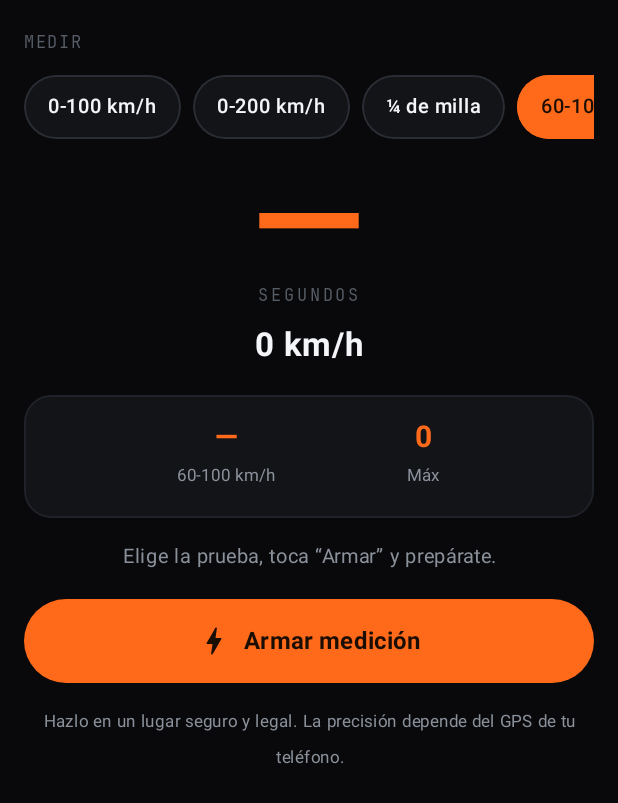
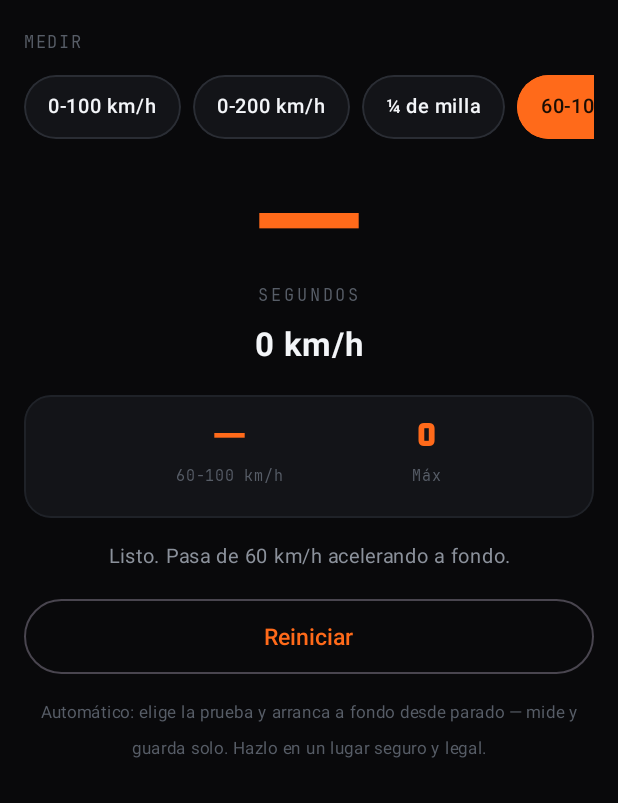
Before and after one commit to diegomtz0012/APEX-android, an Android app built with Jetpack Compose: the composable MedirScreen shown on its own in the app's theme, after a tap on "60-100 km/h", on a phone screen of 412 x 824 dp. Shown: the top 803 px of the screen. Run offline under Robolectric (Android 15) with nearby library versions, the phone set to English and light mode, and no system bars; pictures from the network do not load; 1 statement that could not run was skipped; 3 other taps on this screen came first.

Commit message:
Medir automatico (sin armar) + fix encimado de datos (ApexCard ahora apila en columna)
Co-Authored-By: Claude Opus 4.8 <noreply@anthropic.com>
Claude-Session: https://claude.ai/code/session_01T18hD16fYxsUAZ44fKpiN1

```diff
--- a/apex-android/app/src/main/java/com/apex/app/ui/MeasureViewModel.kt
+++ b/apex-android/app/src/main/java/com/apex/app/ui/MeasureViewModel.kt
@@ -74,12 +74,20 @@ class MeasureViewModel(
     }
 
     fun selectTest(test: TestType) {
-        if (_ui.value.phase == MeasurePhase.IDLE || _ui.value.phase == MeasurePhase.FINISHED) {
+        if (_ui.value.phase == MeasurePhase.RUNNING) return // no cambiar a media corrida
+        resetInternal()
+        if (autoMode) {
+            _ui.value = MeasureUiState(phase = MeasurePhase.ARMED, test = test, message = armHint(test))
+            startCollecting()
+        } else {
             _ui.value = MeasureUiState(test = test)
         }
     }
 
-    fun arm() {
+    private var autoMode = false
+
+    /** Modo automático: queda escuchando y mide SOLO al arrancar (sin tocar nada). */
+    fun armAuto() {
         if (!speedProvider.hasLocationPermission()) {
             _ui.value = _ui.value.copy(message = "Falta el permiso de ubicación (GPS).")
             return
@@ -88,20 +96,37 @@ class MeasureViewModel(
             _ui.value = _ui.value.copy(message = "Activa el GPS (ubicación) del teléfono.")
             return
         }
+        // Si ya está escuchando o corriendo, no reinicies.
+        if (autoMode && (_ui.value.phase == MeasurePhase.ARMED || _ui.value.phase == MeasurePhase.RUNNING)) return
+        autoMode = true
         val test = _ui.value.test
         resetInternal()
-        val hint = if (test.fromStandstill) "Acelera a fondo desde parado."
-        else "Alcanza ${test.startKmh.toInt()} km/h y acelera a fondo."
-        _ui.value = MeasureUiState(phase = MeasurePhase.ARMED, test = test, message = hint)
+        _ui.value = MeasureUiState(phase = MeasurePhase.ARMED, test = test, message = armHint(test))
         startCollecting()
     }
+
+    /** Se llama al salir de la pantalla: apaga el GPS para no gastar batería. */
+    fun stopAuto() {
+        autoMode = false
+        collectJob?.cancel()
+        tickJob?.cancel()
+    }
+
+    private fun armHint(test: TestType): String =
+        if (test.fromStandstill) "Listo. Acelera a fondo desde parado."
+        else "Listo. Pasa de ${test.startKmh.toInt()} km/h acelerando a fondo."
 
     fun reset() {
         collectJob?.cancel()
         tickJob?.cancel()
         val test = _ui.value.test
         resetInternal()
+        if (autoMode) {
+            _ui.value = MeasureUiState(phase = MeasurePhase.ARMED, test = test, message = armHint(test))
+            startCollecting()
+        } else {
             _ui.value = MeasureUiState(test = test)
+        }
     }
 
     private fun resetInternal() {
@@ -131,7 +156,15 @@ class MeasureViewModel(
                 if (p != null && p.kmh < test.startKmh && sample.kmh >= test.startKmh) {
                     startNanos = interpolateTime(p, sample, test.startKmh)
                     distanceM = 0.0
-                    _ui.value = _ui.value.copy(phase = MeasurePhase.RUNNING, message = null)
+                    secondaryMs = null
+                    _ui.value = _ui.value.copy(
+                        phase = MeasurePhase.RUNNING,
+                        elapsedMs = 0L,
+                        resultMs = null,
+                        note = null,
+                        topSpeedKmh = speedInt,
+                        message = null
+                    )
                     startTicker()
                 }
             }
@@ -185,7 +218,6 @@ class MeasureViewModel(
     }
 
     private fun finish(top: Int, timeMs: Long, note: String?) {
-        collectJob?.cancel()
         tickJob?.cancel()
         val result = DragResult(
             id = System.currentTimeMillis(),
@@ -196,6 +228,22 @@ class MeasureViewModel(
             note = note
         )
         _history.value = history.add(result)
+        if (autoMode) {
+            // Guarda y queda LISTO para la próxima corrida, sin tocar nada.
+            prev = null
+            startNanos = 0L
+            distanceM = 0.0
+            secondaryMs = null
+            _ui.value = _ui.value.copy(
+                phase = MeasurePhase.ARMED,
+                elapsedMs = timeMs,
+                resultMs = timeMs,
+                note = note,
+                topSpeedKmh = top,
+                message = "¡Listo! Guardado. Para otra, frena y vuelve a arrancar."
+            )
+        } else {
+            collectJob?.cancel()
             _ui.value = _ui.value.copy(
                 phase = MeasurePhase.FINISHED,
                 elapsedMs = timeMs,
@@ -203,6 +251,7 @@ class MeasureViewModel(
                 note = note,
                 topSpeedKmh = top
             )
+        }
     }
 
     fun clearHistory() {
--- a/apex-android/app/src/main/java/com/apex/app/ui/components/Common.kt
+++ b/apex-android/app/src/main/java/com/apex/app/ui/components/Common.kt
@@ -81,13 +81,13 @@ fun StatusDot(text: String, color: Color, modifier: Modifier = Modifier) {
     }
 }
 
-/** Tarjeta base: superficie + borde sutil + esquinas 18. */
+/** Tarjeta base: superficie + borde sutil + esquinas 18. Apila en columna. */
 @Composable
 fun ApexCard(
     modifier: Modifier = Modifier,
     content: @Composable () -> Unit
 ) {
-    Box(
+    Column(
         modifier = modifier
             .clip(RoundedCornerShape(18.dp))
             .background(ApexColors.Surface)
--- a/apex-android/app/src/main/java/com/apex/app/ui/screens/MedirScreen.kt
+++ b/apex-android/app/src/main/java/com/apex/app/ui/screens/MedirScreen.kt
@@ -4,7 +4,6 @@ import androidx.compose.foundation.background
 import androidx.compose.foundation.border
 import androidx.compose.foundation.clickable
 import androidx.compose.foundation.horizontalScroll
-import androidx.compose.foundation.verticalScroll
 import androidx.compose.foundation.layout.Arrangement
 import androidx.compose.foundation.layout.Box
 import androidx.compose.foundation.layout.Column
@@ -16,14 +15,11 @@ import androidx.compose.foundation.layout.height
 import androidx.compose.foundation.layout.padding
 import androidx.compose.foundation.rememberScrollState
 import androidx.compose.foundation.shape.RoundedCornerShape
-import androidx.compose.material.icons.Icons
-import androidx.compose.material.icons.rounded.Bolt
-import androidx.compose.material3.Button
-import androidx.compose.material3.ButtonDefaults
-import androidx.compose.material3.Icon
+import androidx.compose.foundation.verticalScroll
 import androidx.compose.material3.OutlinedButton
 import androidx.compose.material3.Text
 import androidx.compose.runtime.Composable
+import androidx.compose.runtime.DisposableEffect
 import androidx.compose.runtime.collectAsState
 import androidx.compose.runtime.getValue
 import androidx.compose.ui.Alignment
@@ -41,11 +37,17 @@ import com.apex.app.ui.components.ApexCard
 import com.apex.app.ui.components.SectionLabel
 import com.apex.app.ui.theme.ApexColors
 import com.apex.app.ui.theme.ApexDisplay
+import com.apex.app.ui.theme.ApexMono
 
 @Composable
 fun MedirScreen(viewModel: MeasureViewModel) {
     val state by viewModel.ui.collectAsState()
-    val idle = state.phase == MeasurePhase.IDLE || state.phase == MeasurePhase.FINISHED
+
+    // Modo automático: se arma solo al entrar y se apaga al salir.
+    DisposableEffect(Unit) {
+        viewModel.armAuto()
+        onDispose { viewModel.stopAuto() }
+    }
 
     Column(
         modifier = Modifier
@@ -68,17 +70,16 @@ fun MedirScreen(viewModel: MeasureViewModel) {
                 TestChip(
                     label = t.label,
                     selected = state.test == t,
-                    enabled = idle,
                     onClick = { viewModel.selectTest(t) }
                 )
-                Spacer(Modifier.height(0.dp))
             }
         }
 
         Spacer(Modifier.height(20.dp))
 
         // Cronómetro grande
-        val bigTime = if (state.phase == MeasurePhase.FINISHED) state.resultMs else state.elapsedMs
+        val running = state.phase == MeasurePhase.RUNNING
+        val bigTime = if (running) state.elapsedMs else state.resultMs
         Text(
             text = formatSeconds(bigTime),
             color = ApexColors.Orange,
@@ -86,7 +87,7 @@ fun MedirScreen(viewModel: MeasureViewModel) {
             fontWeight = FontWeight.Black,
             fontFamily = ApexDisplay
         )
-        Text(text = "SEGUNDOS", color = ApexColors.Faint, fontSize = 11.sp, fontFamily = com.apex.app.ui.theme.ApexMono, letterSpacing = 2.sp)
+        Text(text = "SEGUNDOS", color = ApexColors.Faint, fontSize = 11.sp, fontFamily = ApexMono, letterSpacing = 2.sp)
 
         Spacer(Modifier.height(8.dp))
         Text(
@@ -96,8 +97,7 @@ fun MedirScreen(viewModel: MeasureViewModel) {
             fontWeight = FontWeight.Bold
         )
 
-        // Distancia (solo ¼ de milla)
-        if (state.test.isDistance && state.phase == MeasurePhase.RUNNING) {
+        if (state.test.isDistance && running) {
             Spacer(Modifier.height(4.dp))
             Text(
                 text = "${state.distanceM.toInt()} m / ${state.test.distanceM.toInt()} m",
@@ -108,8 +108,9 @@ fun MedirScreen(viewModel: MeasureViewModel) {
 
         Spacer(Modifier.height(20.dp))
 
-        // Resultado
+        // Resultado (en COLUMNA, para que no se encime)
         ApexCard(modifier = Modifier.fillMaxWidth()) {
+            Column(modifier = Modifier.fillMaxWidth()) {
                 Row(
                     modifier = Modifier.fillMaxWidth(),
                     horizontalArrangement = Arrangement.SpaceEvenly
@@ -117,15 +118,18 @@ fun MedirScreen(viewModel: MeasureViewModel) {
                     Split(state.test.label, formatSeconds(state.resultMs))
                     Split("Máx", "${state.topSpeedKmh}")
                 }
-            if (state.note != null) {
-                Spacer(Modifier.height(10.dp))
+                val note = state.note
+                if (note != null) {
+                    Spacer(Modifier.height(12.dp))
                     Text(
-                    text = state.note ?: "",
+                        text = note,
                         color = ApexColors.Muted,
                         fontSize = 13.sp,
-                    modifier = Modifier.fillMaxWidth(),
-                    textAlign = TextAlign.Center
+                        fontFamily = ApexMono,
+                        textAlign = TextAlign.Center,
+                        modifier = Modifier.fillMaxWidth()
                     )
+                }
             }
         }
 
@@ -133,46 +137,29 @@ fun MedirScreen(viewModel: MeasureViewModel) {
         val statusMsg = state.message ?: phaseText(state.phase)
         Text(
             text = statusMsg,
-            color = if (state.message != null) ApexColors.Orange else ApexColors.Muted,
+            color = if (running) ApexColors.Orange else ApexColors.Muted,
             fontSize = 13.sp,
             textAlign = TextAlign.Center,
             modifier = Modifier.fillMaxWidth()
         )
 
         Spacer(Modifier.height(16.dp))
-
-        when (state.phase) {
-            MeasurePhase.IDLE, MeasurePhase.FINISHED -> {
-                Button(
-                    onClick = { viewModel.arm() },
-                    modifier = Modifier.fillMaxWidth().height(56.dp),
-                    colors = ButtonDefaults.buttonColors(
-                        containerColor = ApexColors.Orange,
-                        contentColor = ApexColors.OnOrange
-                    )
-                ) {
-                    Icon(Icons.Rounded.Bolt, contentDescription = null)
-                    Text(
-                        text = if (state.phase == MeasurePhase.FINISHED) "  Medir de nuevo" else "  Armar medición",
-                        fontWeight = FontWeight.Bold,
-                        fontSize = 16.sp
-                    )
-                }
-            }
-            MeasurePhase.ARMED, MeasurePhase.RUNNING -> {
         OutlinedButton(
             onClick = { viewModel.reset() },
-                    modifier = Modifier.fillMaxWidth().height(56.dp)
+            modifier = Modifier.fillMaxWidth().height(50.dp)
         ) {
-                    Text("Cancelar", color = ApexColors.Orange, fontSize = 16.sp)
-                }
-            }
+            Text(
+                text = if (running) "Cancelar" else "Reiniciar",
+                color = ApexColors.Orange,
+                fontSize = 15.sp
+            )
         }
 
         Spacer(Modifier.height(14.dp))
         Text(
-            text = "Hazlo en un lugar seguro y legal. La precisión depende del GPS de tu teléfono.",
-            color = ApexColors.Muted,
+            text = "Automático: elige la prueba y arranca a fondo desde parado — mide y guarda solo. " +
+                "Hazlo en un lugar seguro y legal.",
+            color = ApexColors.Faint,
             fontSize = 11.sp,
             textAlign = TextAlign.Center,
             modifier = Modifier.fillMaxWidth()
@@ -181,7 +168,7 @@ fun MedirScreen(viewModel: MeasureViewModel) {
 }
 
 @Composable
-private fun TestChip(label: String, selected: Boolean, enabled: Boolean, onClick: () -> Unit) {
+private fun TestChip(label: String, selected: Boolean, onClick: () -> Unit) {
     Box(
         modifier = Modifier
             .padding(end = 8.dp)
@@ -192,12 +179,12 @@ private fun TestChip(label: String, selected: Boolean, enabled: Boolean, onClick
                 color = if (selected) ApexColors.Orange else ApexColors.Border,
                 shape = RoundedCornerShape(50)
             )
-            .clickable(enabled = enabled) { onClick() }
+            .clickable { onClick() }
             .padding(horizontal = 16.dp, vertical = 9.dp)
     ) {
         Text(
             text = label,
-            color = if (selected) ApexColors.OnOrange else if (enabled) ApexColors.Text else ApexColors.Muted,
+            color = if (selected) ApexColors.OnOrange else ApexColors.Text,
             fontSize = 13.sp,
             fontWeight = FontWeight.SemiBold
         )
@@ -207,15 +194,15 @@ private fun TestChip(label: String, selected: Boolean, enabled: Boolean, onClick
 @Composable
 private fun Split(label: String, value: String) {
     Column(horizontalAlignment = Alignment.CenterHorizontally) {
-        Text(text = value, color = ApexColors.Orange, fontSize = 20.sp, fontWeight = FontWeight.Bold)
+        Text(text = value, color = ApexColors.Orange, fontSize = 22.sp, fontWeight = FontWeight.Black, fontFamily = ApexDisplay)
         Spacer(Modifier.height(2.dp))
-        Text(text = label, color = ApexColors.Muted, fontSize = 11.sp)
+        Text(text = label, color = ApexColors.Faint, fontSize = 10.sp, fontFamily = ApexMono)
     }
 }
 
 private fun phaseText(phase: MeasurePhase): String = when (phase) {
-    MeasurePhase.IDLE -> "Elige la prueba, toca “Armar” y prepárate."
-    MeasurePhase.ARMED -> "Esperando el arranque…"
+    MeasurePhase.IDLE -> "Preparando GPS…"
+    MeasurePhase.ARMED -> "Listo. Acelera a fondo desde parado."
     MeasurePhase.RUNNING -> "¡Midiendo!"
     MeasurePhase.FINISHED -> "¡Listo! Guardado en el historial."
 }
```
Lines whose indentation alone changed are shown as unchanged.
